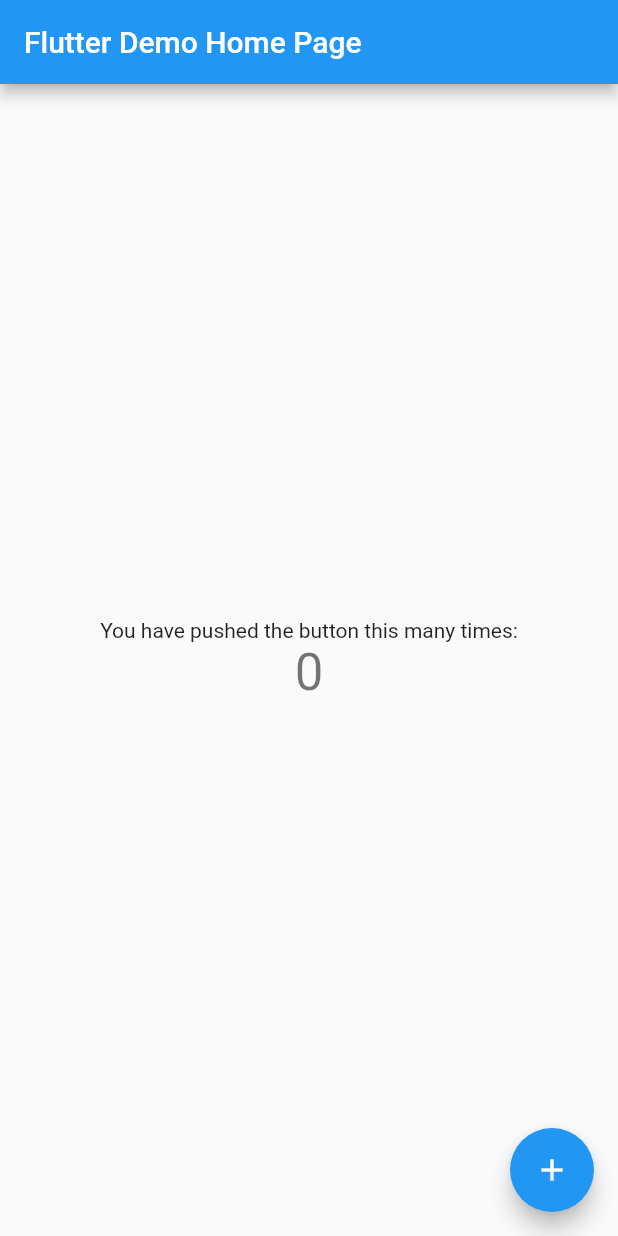
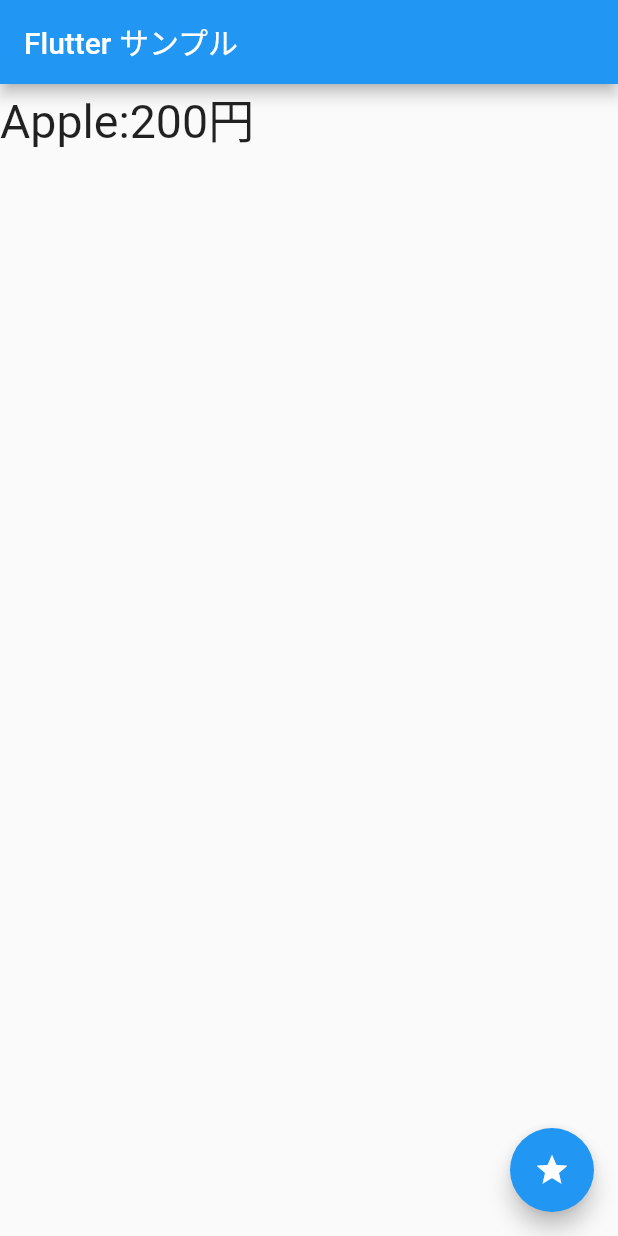
Before and after one commit to hiracky16/pic_word, a Flutter app: the screen it shows after launch, on a phone screen of 412 x 824 dp. Run offline on Flutter 3.47's test engine with Material 2 defaults, Android fonts, the phone set to English and light mode, and no system bars.

Commit message:
1 章終わり

```diff
--- a/lib/main.dart
+++ b/lib/main.dart
@@ -1,8 +1,10 @@
 import 'package:flutter/material.dart';
+import 'package:flutter/rendering.dart';
 
 void main() => runApp(MyApp());
 
 class MyApp extends StatelessWidget {
+  final title = 'Flutter サンプル';
   // This widget is the root of your application.
   @override
   Widget build(BuildContext context) {
@@ -20,92 +22,65 @@ class MyApp extends StatelessWidget {
         // is not restarted.
         primarySwatch: Colors.blue,
       ),
-      home: MyHomePage(title: 'Flutter Demo Home Page'),
+      home: MyHomePage(title: this.title),
     );
   }
 }
 
 class MyHomePage extends StatefulWidget {
-  MyHomePage({Key key, this.title}) : super(key: key);
-
-  // This widget is the home page of your application. It is stateful, meaning
-  // that it has a State object (defined below) that contains fields that affect
-  // how it looks.
-
-  // This class is the configuration for the state. It holds the values (in this
-  // case the title) provided by the parent (in this case the App widget) and
-  // used by the build method of the State. Fields in a Widget subclass are
-  // always marked "final".
-
+  MyHomePage({this.title}): super();
   final String title;
-
   @override
   _MyHomePageState createState() => _MyHomePageState();
 }
 
+class Data {
+  int _price;
+  String _name;
+  Data(this._name, this._price): super();
+
+  @override
+  String toString() {
+    return _name + ':' + _price.toString() + '円';
+  }
+}
+
 class _MyHomePageState extends State<MyHomePage> {
-  int _counter = 0;
+  static final _data = [
+    Data('Apple', 200),
+    Data('Orange', 150),
+    Data('Peach', 300),
+  ];
 
-  void _incrementCounter() {
+  Data _item;
+
+  @override
+  void initState() {
+    super.initState();
+    _item = _data[0];
+  }
+
+  void _setData() {
     setState(() {
-      // This call to setState tells the Flutter framework that something has
-      // changed in this State, which causes it to rerun the build method below
-      // so that the display can reflect the updated values. If we changed
-      // _counter without calling setState(), then the build method would not be
-      // called again, and so nothing would appear to happen.
-      _counter++;
+      _item = (_data..shuffle()).first;
     });
   }
 
   @override
   Widget build(BuildContext context) {
-    // This method is rerun every time setState is called, for instance as done
-    // by the _incrementCounter method above.
-    //
-    // The Flutter framework has been optimized to make rerunning build methods
-    // fast, so that you can just rebuild anything that needs updating rather
-    // than having to individually change instances of widgets.
     return Scaffold(
       appBar: AppBar(
-        // Here we take the value from the MyHomePage object that was created by
-        // the App.build method, and use it to set our appbar title.
         title: Text(widget.title),
       ),
-      body: Center(
-        // Center is a layout widget. It takes a single child and positions it
-        // in the middle of the parent.
-        child: Column(
-          // Column is also a layout widget. It takes a list of children and
-          // arranges them vertically. By default, it sizes itself to fit its
-          // children horizontally, and tries to be as tall as its parent.
-          //
-          // Invoke "debug painting" (press "p" in the console, choose the
-          // "Toggle Debug Paint" action from the Flutter Inspector in Android
-          // Studio, or the "Toggle Debug Paint" command in Visual Studio Code)
-          // to see the wireframe for each widget.
-          //
-          // Column has various properties to control how it sizes itself and
-          // how it positions its children. Here we use mainAxisAlignment to
-          // center the children vertically; the main axis here is the vertical
-          // axis because Columns are vertical (the cross axis would be
-          // horizontal).
-          mainAxisAlignment: MainAxisAlignment.center,
-          children: <Widget>[
-            Text(
-              'You have pushed the button this many times:',
-            ),
-            Text(
-              '$_counter',
-              style: Theme.of(context).textTheme.display1,
-            ),
-          ],
-        ),
+      body: Text(
+        _item.toString(),
+        style: TextStyle(fontSize: 31.0),
       ),
       floatingActionButton: FloatingActionButton(
-        onPressed: _incrementCounter,
-        tooltip: 'Increment',
-        child: Icon(Icons.add),
-      ), // This trailing comma makes auto-formatting nicer for build methods.
+        onPressed: _setData,
+        tooltip: 'set message',
+        child: Icon(Icons.star),
+      ),
     );
   }
 }
```
Also changed, not shown: 2 other files.
